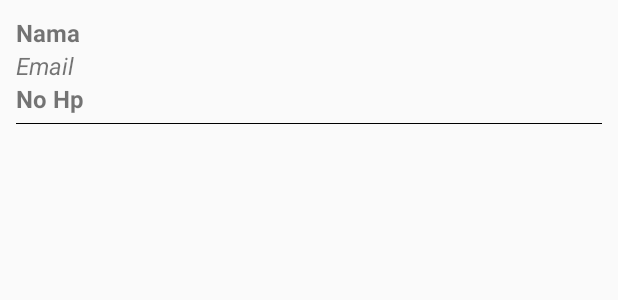
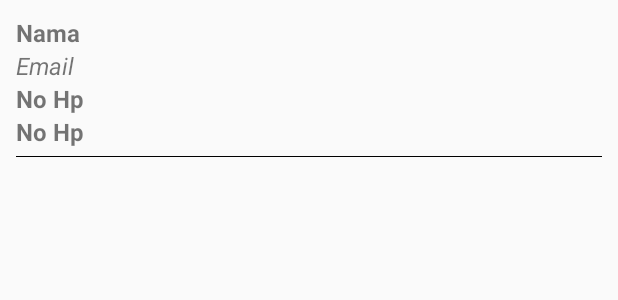
Before and after one commit to Adityasundawa/SmkCoding2, an Android app: the layout province_item.xml on its own in the app's theme, with its tools: preview values and no code run, on a phone screen of 412 x 824 dp. Shown: the top 300 px of the screen. Run offline under Robolectric (Android 15) with nearby library versions, the phone set to English and light mode, and no system bars.

```diff
--- a/app/src/main/java/com/adityasundawa/lawancorona/DataProvinsiItem.kt
+++ b/app/src/main/java/com/adityasundawa/lawancorona/DataProvinsiItem.kt
@@ -4,6 +4,6 @@ package com.adityasundawa.lawancorona
 import com.google.gson.annotations.SerializedName
 
 data class DataProvinsiItem(
-    @SerializedName("indonesia")
+    @SerializedName("attributes")
     val attributes: Attributes
 )
--- a/app/src/main/res/layout/fragment_home.xml
+++ b/app/src/main/res/layout/fragment_home.xml
@@ -11,15 +11,11 @@
         android:background="@color/colorAccent"
         android:layout_height="match_parent"
         >
-
         <RelativeLayout
             android:layout_width="match_parent"
             android:layout_height="match_parent"
             android:background="@color/colorAccent"
             tools:context=".MainActivity">
-
-
-
             <View
                 android:layout_width="match_parent"
                 android:layout_height="200dp"
--- a/app/src/main/res/layout/province_item.xml
+++ b/app/src/main/res/layout/province_item.xml
@@ -7,21 +7,28 @@
     android:layout_margin="5dp"
     android:padding="5dp">
     <TextView
-        android:id="@+id/txtProvinceaa"
+        android:id="@+id/txtProvince"
         android:layout_width="wrap_content"
         android:layout_height="wrap_content"
         android:text="Nama"
         android:textStyle="bold"
         android:textSize="16sp"/>
     <TextView
-        android:id="@+id/txtPositiveaa"
+        android:id="@+id/txtPositif"
         android:layout_width="wrap_content"
         android:layout_height="wrap_content"
         android:text="Email"
         android:textStyle="italic"
         android:textSize="16sp"/>
     <TextView
-        android:id="@+id/txtMeninggalaa"
+        android:id="@+id/txtMeninggal"
+        android:layout_width="wrap_content"
+        android:layout_height="wrap_content"
+        android:text="No Hp"
+        android:textStyle="bold"
+        android:textSize="16sp"/>
+    <TextView
+        android:id="@+id/txtSembuh"
         android:layout_width="wrap_content"
         android:layout_height="wrap_content"
         android:text="No Hp"
```
Also changed, not shown: app/src/main/java/com/adityasundawa/lawancorona/Covid_Fragment.kt (+54 -3 lines), app/src/main/java/com/adityasundawa/lawancorona/ProvinsiAdapter.kt (added, +35 -0 lines), 1 other file.
